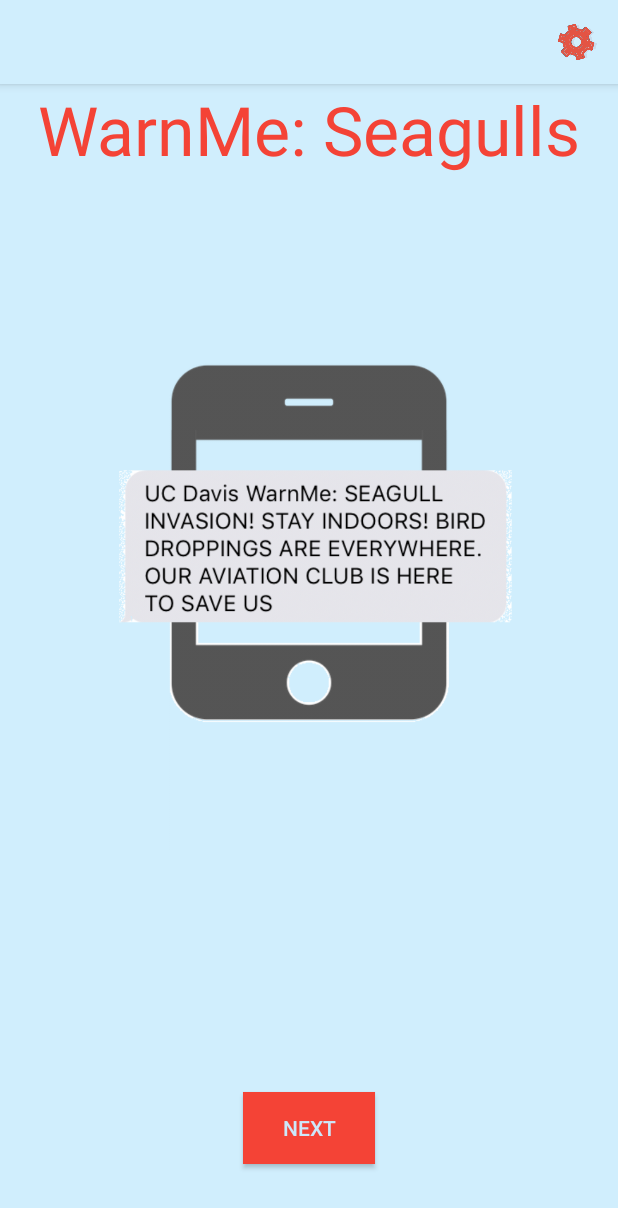
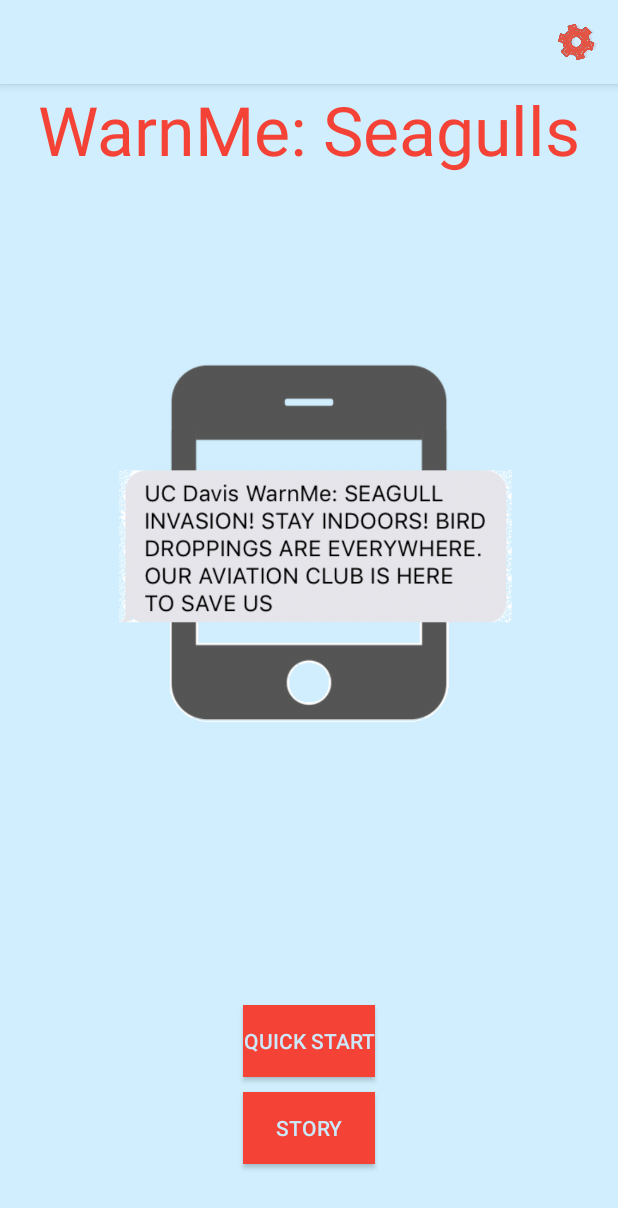
Before and after one commit to mugak/Wethebest, an Android app: the screen it shows after launch (Intro), on a phone screen of 412 x 824 dp. Shown: the top 1208 px of the screen. Run offline under Robolectric (Android 15) with nearby library versions, the phone set to English and light mode, and no system bars.

Commit message:
added quick start, refractor layout

```diff
--- a/SpaceInvaders/app/src/main/java/com/wethebest/spaceinvaders/Intro.java
+++ b/SpaceInvaders/app/src/main/java/com/wethebest/spaceinvaders/Intro.java
@@ -37,6 +37,7 @@ public class Intro extends AppCompatActivity {
         final ImageView MainImage = findViewById(R.id.imageView3);
         final ImageView Seagullpoop = findViewById(R.id.imageView4);
         final ImageView usermessage = findViewById(R.id.imageView6);
+        Button Startbtn = findViewById(R.id.Startbtn);
 
 
         Nextbtn.setOnClickListener(new View.OnClickListener() {
@@ -54,6 +55,20 @@ public class Intro extends AppCompatActivity {
 
             }
         });
+
+        //Start button goes directly to Game (Space invaders class)
+        Startbtn.setOnClickListener(new View.OnClickListener() {
+            @Override
+            public void onClick(View v) {
+
+                Intent intent=new Intent(Intro.this,SpaceInvaders.class);
+                startActivityForResult(intent,0);
+                overridePendingTransition( R.anim.trans_left_in, R.anim.trans_left_out );
+
+
+            }
+        });
+
 
         //goes to next activity once name is entered
         EnterName.setOnKeyListener(new OnKeyListener()
--- a/SpaceInvaders/app/src/main/java/com/wethebest/spaceinvaders/Settings.java
+++ b/SpaceInvaders/app/src/main/java/com/wethebest/spaceinvaders/Settings.java
@@ -73,6 +73,7 @@ public class Settings extends AppCompatActivity {
         return super.onCreateOptionsMenu(menu);
     }
 
+    //items in menu
     @Override
     public boolean onOptionsItemSelected(MenuItem item) {
 
--- a/SpaceInvaders/app/src/main/res/layout-land/activity_intro.xml
+++ b/SpaceInvaders/app/src/main/res/layout-land/activity_intro.xml
@@ -48,8 +48,19 @@
         android:layout_height="wrap_content"
         android:layout_centerHorizontal="true"
         app:srcCompat="@drawable/phonepic2"
-        android:layout_marginTop="70dp"/>
+        android:layout_marginTop="50dp"/>
 
+    <Button
+        android:id="@+id/Startbtn"
+        android:layout_width="wrap_content"
+        android:layout_height="wrap_content"
+        android:layout_alignTop="@+id/Next_btn"
+        android:text="Quick Start"
+        android:layout_centerHorizontal="true"
+        android:layout_marginTop="-58dp"
+        android:background="#F44336"
+        android:textColor="#CDE8FA"
+        />
 
     <Button
         android:id="@+id/Next_btn"
@@ -58,7 +69,7 @@
         android:layout_alignBottom="@+id/imageView3"
         android:layout_centerHorizontal="true"
         android:background="#F44336"
-        android:text="NEXT"
+        android:text="STORY"
         android:textColor="#CDE8FA" />
 
 
--- a/SpaceInvaders/app/src/main/res/layout/activity_intro.xml
+++ b/SpaceInvaders/app/src/main/res/layout/activity_intro.xml
@@ -56,7 +56,7 @@
         android:layout_alignBottom="@+id/imageView3"
         android:layout_centerHorizontal="true"
         android:background="#F44336"
-        android:text="NEXT"
+        android:text="Story"
         android:textColor="#CDE8FA" />
 
     <TextView
@@ -98,6 +98,18 @@
         android:visibility="invisible"/>
 
     <Button
+        android:id="@+id/Startbtn"
+        android:layout_width="wrap_content"
+        android:layout_height="wrap_content"
+        android:layout_alignTop="@+id/Next_btn"
+        android:text="Quick Start"
+        android:layout_centerHorizontal="true"
+        android:layout_marginTop="-58dp"
+        android:background="#F44336"
+        android:textColor="#CDE8FA"
+        />
+
+    <Button
         android:id="@+id/Enterbtn"
         android:layout_width="wrap_content"
         android:layout_height="wrap_content"
```
